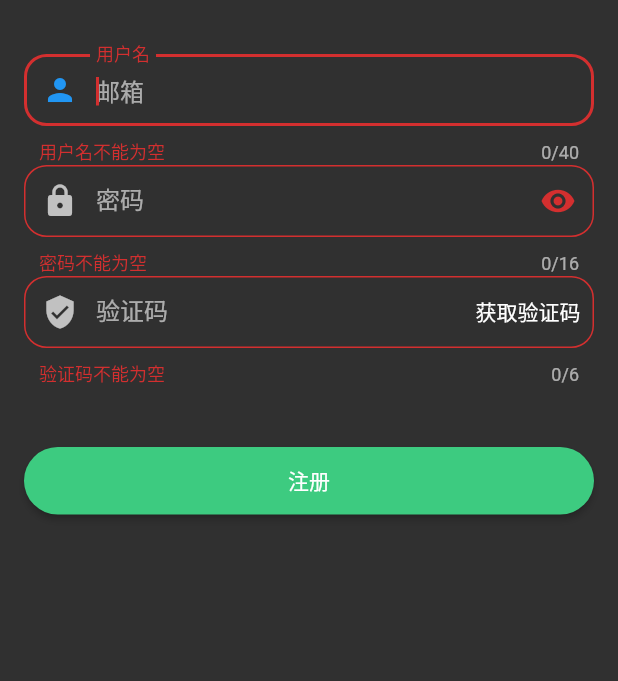
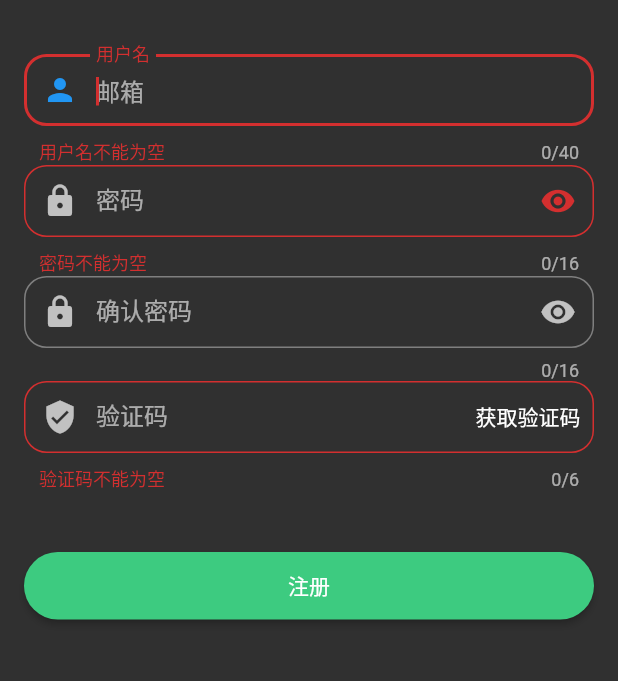
Before and after one commit to di1shuai/sleep_early, a Flutter app: the SignupRoute screen opened by its route, after a tap on "注册", on a phone screen of 412 x 824 dp, the part 309-990 px from its top. Run offline on Flutter 3.47's test engine with Material 2 defaults, Android fonts, the phone set to English and light mode, and no system bars; drawn by our look-alikes of flutter_easyloading; our stand-ins replace device_info, dio, flutter_svg, permission_handler, shared_preferences; missing offline and left inert: cron, flustars, platform_device_id, shutdown_platform; accounts and stored records are empty.

Commit message:
重复密码

```diff
--- a/lib/views/signup_view.dart
+++ b/lib/views/signup_view.dart
@@ -21,6 +21,7 @@ class SignupRoute extends StatefulWidget {
 class _SignupRouteState extends State<SignupRoute> {
   TextEditingController _usernameC = TextEditingController();
   TextEditingController _passwordC = TextEditingController();
+  TextEditingController _repasswordC = TextEditingController();
   TextEditingController _verifiedCodeC = TextEditingController();
 
   @override
@@ -45,10 +46,15 @@ class _SignupRouteState extends State<SignupRoute> {
 
     final passwordT = PasswordT(controller: _passwordC);
 
+    final repasswordT = RePasswordT(
+      controller: _repasswordC,
+      passwordC: _passwordC,
+    );
+
     final verifiedCodeT = TextFormField(
         controller: _verifiedCodeC,
         maxLength: 6,
-        keyboardType:TextInputType.number,
+        keyboardType: TextInputType.number,
         decoration: InputDecoration(
             contentPadding: EdgeInsets.all(10.0),
             border: OutlineInputBorder(
@@ -134,6 +140,7 @@ class _SignupRouteState extends State<SignupRoute> {
                 children: <Widget>[
                   usernameT,
                   passwordT,
+                  repasswordT,
                   verifiedCodeT,
                   Container(
                     height: 45.0,
--- a/lib/widgets/input.dart
+++ b/lib/widgets/input.dart
@@ -96,6 +96,59 @@ class _PasswordTState extends State<PasswordT> {
         ]);
   }
 }
+class RePasswordT extends StatefulWidget {
+  final TextEditingController controller;
+  final TextEditingController passwordC;
+
+  RePasswordT({Key key, this.controller,this.passwordC}) : super(key: key);
+
+  @override
+  _RePasswordTState createState() => _RePasswordTState(controller: controller,passwordC: passwordC);
+}
+
+class _RePasswordTState extends State<RePasswordT> {
+  TextEditingController controller;
+  TextEditingController passwordC;
+
+  _RePasswordTState({Key key, this.controller,this.passwordC});
+
+  bool isShowPassWord = false;
+
+  @override
+  Widget build(Object context) {
+    return TextFormField(
+        controller: controller,
+        maxLength: 16,
+        decoration: InputDecoration(
+            contentPadding: EdgeInsets.all(10.0),
+            border: OutlineInputBorder(
+              borderRadius: BorderRadius.circular(15.0),
+            ),
+            labelText: "确认密码",
+            hintText: "请再次输入密码",
+            prefixIcon: Icon(Icons.lock),
+            suffixIcon: IconButton(
+                onPressed: () {
+                  setState(() {
+                    isShowPassWord = !isShowPassWord;
+                  });
+                },
+                icon: Icon(
+                  isShowPassWord ? Icons.visibility_off : Icons.visibility,
+                ))),
+        obscureText: !isShowPassWord,
+        validator: (value) {
+          if(value.trim() != passwordC.text){
+            return "两次密码输入不一致";
+          }
+          return null;
+        },
+        inputFormatters: [
+          WhitelistingTextInputFormatter(
+              RegExp("[a-z,A-Z,0-9,@,.,_]")) //限制只允许输入字母和数字
+        ]);
+  }
+}
 
 class DeviceNameT extends StatelessWidget {
   final TextEditingController controller;
```
